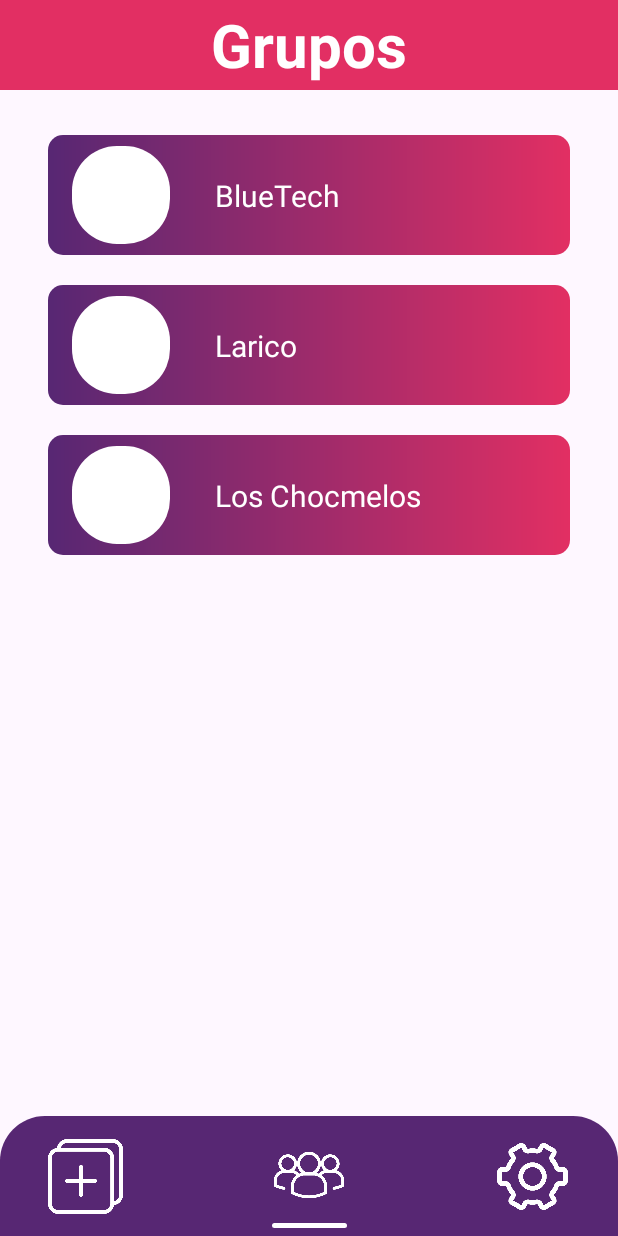
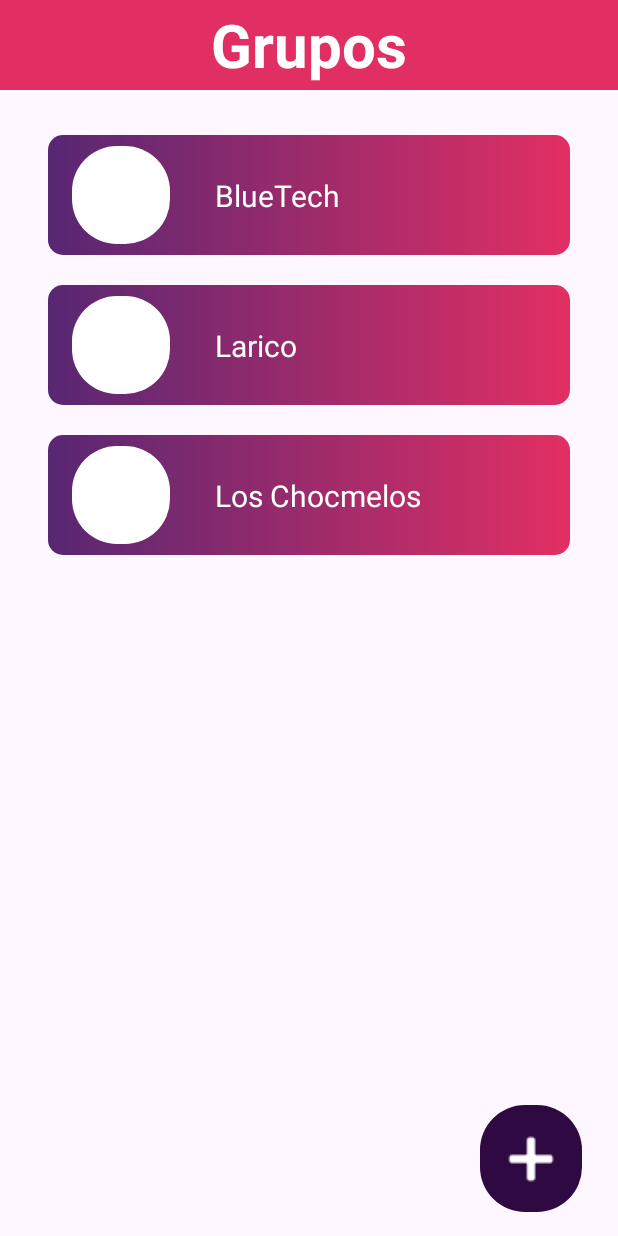
Before and after one commit to ICM2410/CityPlan, an Android app: the VerGruposActivity screen opened directly, with no data from a screen before it, on a phone screen of 412 x 824 dp. Run offline under Robolectric (Android 15) with nearby library versions, the phone set to English and light mode, and no system bars.

Commit message:
Nuevo boton de agregar en pagina principal

```diff
--- a/app/src/main/java/com/example/primeraentrega/VerGruposActivity.kt
+++ b/app/src/main/java/com/example/primeraentrega/VerGruposActivity.kt
@@ -15,7 +15,6 @@ class VerGruposActivity : AppCompatActivity() {
         super.onCreate(savedInstanceState)
         binding = ActivityVerGruposBinding.inflate(layoutInflater)
         setContentView(binding.root)
-
         inicializarBotones()
     }
 
@@ -24,13 +23,14 @@ class VerGruposActivity : AppCompatActivity() {
             startActivity(Intent(baseContext, ChatActivity::class.java))
         }
 
+        /*
         binding.botonConfiguracion.setOnClickListener {
             startActivity(Intent(baseContext, ConfiguracionActivity::class.java))
         }
 
+        */
         binding.botonAgregarGrupo.setOnClickListener {
             startActivity(Intent(baseContext, CrearGrupoActivity::class.java))
         }
-
     }
 }
--- a/app/src/main/res/layout/activity_chat.xml
+++ b/app/src/main/res/layout/activity_chat.xml
@@ -189,7 +189,7 @@
             android:padding="15dp"
             android:textSize="14sp" />
         <ImageButton
-            android:id="@+id/Grupos"
+            android:id="@+id/botonAgregarGrupo"
             android:layout_width="40dp"
             android:layout_height="40dp"
             android:layout_weight="0"
--- a/app/src/main/res/layout/activity_galeria.xml
+++ b/app/src/main/res/layout/activity_galeria.xml
@@ -152,7 +152,7 @@
             </LinearLayout>
         </LinearLayout>
         <ImageButton
-            android:id="@+id/Grupos"
+            android:id="@+id/botonAgregarGrupo"
             android:layout_width="40dp"
             android:layout_height="40dp"
             android:layout_weight="0"
--- a/app/src/main/res/layout/activity_plan.xml
+++ b/app/src/main/res/layout/activity_plan.xml
@@ -95,7 +95,7 @@
 
 
             <ImageButton
-                android:id="@+id/Grupos"
+                android:id="@+id/botonAgregarGrupo"
                 android:layout_width="68dp"
                 android:layout_height="71dp"
                 android:layout_marginBottom="15dp"
--- a/app/src/main/res/layout/activity_ver_grupos.xml
+++ b/app/src/main/res/layout/activity_ver_grupos.xml
@@ -144,66 +144,21 @@
             app:layout_constraintStart_toEndOf="@+id/imageViewPerfilGrupo3"
             app:layout_constraintTop_toTopOf="parent" />
 
-    </androidx.constraintlayout.widget.ConstraintLayout>
-
-    <androidx.constraintlayout.widget.ConstraintLayout
-        android:layout_width="match_parent"
-        android:layout_height="80dp"
-        android:background="@drawable/menu_principal"
-        app:layout_constraintBottom_toBottomOf="parent"
-        app:layout_constraintEnd_toEndOf="parent"
-        app:layout_constraintStart_toStartOf="parent">
-
-
-        <ImageView
-            android:id="@+id/botonAgregarGrupo"
-            android:layout_width="50dp"
-            android:layout_height="50dp"
-            android:layout_marginStart="32dp"
-            android:layout_marginTop="5dp"
-            android:layout_marginBottom="5dp"
-            app:layout_constraintBottom_toBottomOf="parent"
-            app:layout_constraintStart_toStartOf="parent"
-            app:layout_constraintTop_toTopOf="parent"
-            app:srcCompat="@drawable/agregar_grupo_blanco" />
-
-        <ImageView
-            android:id="@+id/imageView15"
-            android:layout_width="60dp"
-            android:layout_height="60dp"
-            android:layout_marginTop="5dp"
-            android:layout_marginBottom="5dp"
-            app:layout_constraintBottom_toBottomOf="parent"
-            app:layout_constraintEnd_toStartOf="@+id/botonConfiguracion"
-            app:layout_constraintStart_toEndOf="@+id/botonAgregarGrupo"
-            app:layout_constraintTop_toTopOf="parent"
-            app:layout_constraintVertical_bias="0.45"
-            app:srcCompat="@drawable/grupos_blanco" />
-
-        <ImageView
-            android:id="@+id/botonConfiguracion"
-            android:layout_width="50dp"
-            android:layout_height="50dp"
-            android:layout_marginTop="5dp"
-            android:layout_marginEnd="32dp"
-            android:layout_marginBottom="5dp"
-            app:layout_constraintBottom_toBottomOf="parent"
-            app:layout_constraintEnd_toEndOf="parent"
-            app:layout_constraintTop_toTopOf="parent"
-            app:srcCompat="@drawable/configuracion_blanco" />
-
-        <ImageView
-            android:id="@+id/imageView17"
-            android:layout_width="50dp"
-            android:layout_height="3dp"
-            android:layout_marginStart="150dp"
-            android:layout_marginEnd="150dp"
-            android:layout_marginBottom="5dp"
-            app:layout_constraintBottom_toBottomOf="parent"
-            app:layout_constraintEnd_toEndOf="parent"
-            app:layout_constraintStart_toStartOf="parent"
-            app:srcCompat="@drawable/boton_plan" />
 
     </androidx.constraintlayout.widget.ConstraintLayout>
 
+    <ImageButton
+        android:id="@+id/botonAgregarGrupo"
+        android:layout_width="68dp"
+        android:layout_height="71dp"
+        android:layout_gravity="right"
+        android:layout_marginStart="327dp"
+        android:layout_marginEnd="32dp"
+        android:layout_marginBottom="16dp"
+        android:background="@drawable/boton_menu"
+        app:layout_constraintBottom_toBottomOf="parent"
+        app:layout_constraintEnd_toEndOf="parent"
+        app:layout_constraintStart_toStartOf="parent"
+        app:srcCompat="@drawable/agregar_grupo_blanco" />
+
 </androidx.constraintlayout.widget.ConstraintLayout>
```
Also changed, not shown: app/src/main/res/drawable/agregar_grupo_blanco.png.
